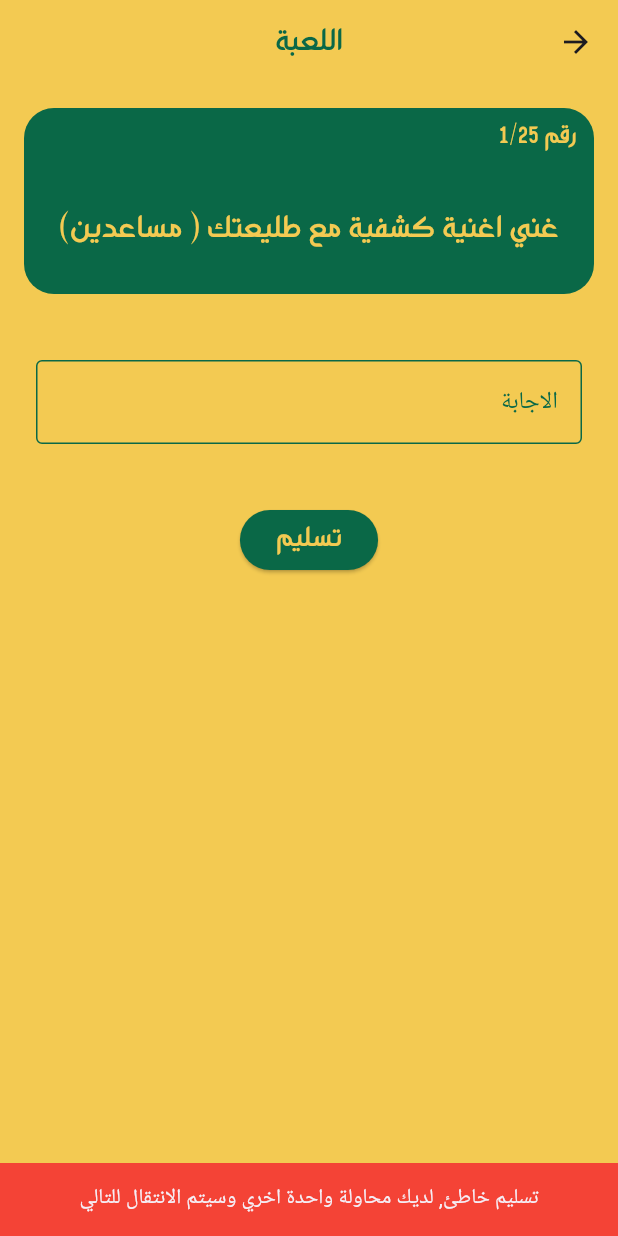
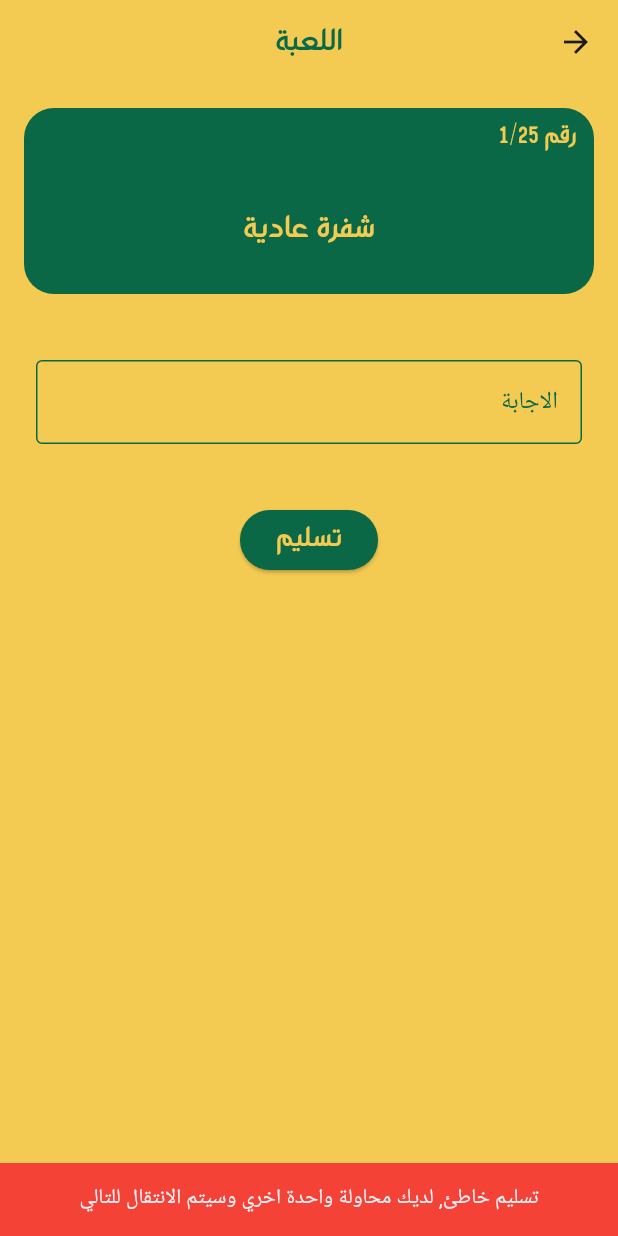
Before and after one commit to samuel2202-anis/The-Greatest-Patrol, a Flutter app: the QuizGame screen opened directly with empty values, after a tap on "تسليم", on a phone screen of 412 x 824 dp. Run offline on Flutter 3.47's test engine with Material 3 defaults, Android fonts, the phone set to English and light mode, and no system bars; our stand-ins replace cloud_firestore, firebase_core, flutter_countdown_timer, shared_preferences; accounts and stored records are empty.

Commit message:
feat:update questions

```diff
--- a/lib/questions.dart
+++ b/lib/questions.dart
@@ -1,30 +1,31 @@
 
 import 'package:den/functions.dart';
+const String commonHint = 'اذهب للمكان المخصص للعبة';
+  List<Question> questions = [
+    Question(question: 'شفرة عادية', answer: 'شفرة'),
+    Question(question: 'الف اغنية كشفية مع طليعتك', answer: 'اغنية كشفية',hint:commonHint),
+    Question(question: 'ما هي الدولة التي تم بها اخر مؤتمر كشفي عالمي', answer: 'مصر'),
+    Question(question: 'لعبة رمي الجولة', answer: 'رمي الجولة',hint:commonHint),
+    Question(question: 'متي تأسست الحركة الكشفية في مصر', answer: '1914',hint: 'اذكر السنة فقط'),
+    Question(question: 'عمل ( 15 ضغط فردي + 30 بطن فردي + عربية فول في دقيقة للطليعة)', answer: 'تمارين',hint:commonHint),
+    Question(question: 'من هي مؤسسة المرشدات ', answer: 'اغنيس بادن باول',hint: 'الاسم ثلاثي'),
+    Question(question: 'كيم تذوق ', answer: 'تذوق',hint:commonHint),
+    Question(question: 'كم عدد المصريين الحاصلين علي نوبل', answer: '4'),
+    Question(question: 'ربط الفولار بطريقتين مختلفتين ( اصغر فرد بالطليعة)', answer: 'ربط الفولار',hint:commonHint),
+    Question(question: 'شفرة عادية', answer: 'شفرة'),
+    Question(question: 'كيم شم', answer: 'شم',hint:commonHint),
+    Question(question: 'الفرق بين الشمال الحقيقي والشمال المغناطيسي', answer: '4',hint:"اذكر عدد الدرجات فقط"),
+    Question(question: 'لف ودوران وكورة', answer: 'لف ودوران وكورة',hint:commonHint),
+    Question(question: 'كم عضمة في جسم الانسان ', answer: '206',hint: 'اذكر العدد فقط'),
+    Question(question: 'رسم الزي الكشفي (تقسيمة الزي)', answer: 'رسم الزي',hint:commonHint),
+    Question(question: 'ماهي عدد المجالس بالفرقة ', answer: '3',hint: 'اذكر العدد فقط'),
+    Question(question: 'ارسم 5 اعلام لتاريخ مصر', answer: 'اعلام',hint:commonHint),
+    Question(question: 'اذكر اسم اول فارس بالحركة ', answer: 'دانيال',hint: 'الاسم الاول فقط'),
+    Question(question: 'كيم نظر', answer: 'نظر',hint:commonHint),
+    Question(question: 'شفرة عادية ', answer: 'شفرة'),
+    Question(question: 'رسم التسلسل الكشفي لحركة كشافة ومرشدات وادي النيل', answer: 'مصر',hint:commonHint),
+    Question(question: 'ماهي اسم الزهرة المستخدمة في علم وعد الفتيان ', answer: 'الزنيق',hint: 'اسم الزهرة فقط '),
+    Question(question: 'عمل رسالة بالسيمافور', answer: 'رسالة بالسيمافور',hint:commonHint),
+    Question(question: 'شفرة عادية', answer: 'شفرة'),
 
-  List<Question> questions = [
-    Question(question: 'غني اغنية كشفية مع طليعتك ( مساعدين)', answer: 'اغنية كشفية'),
-    Question(question: 'شفرة عادية', answer: 'شفرة'),
-    Question(question: 'ما هي االدولة التي تم بها اخر مؤتمر كشفي عالمي ( شفرة)', answer: 'الدولة'),
-    Question(question: 'متي تأسست الحركة الكشفية في مصر', answer: '1914'),
-    // Question(question: 'من هي مؤسسة المرشدات ', answer: 'أوليفير'),
-    // Question(question: 'عمل ( 15 ضغط فردي + 30 بطن فردي + عربية فول في دقيقة للطليعة) ( مساعدين)', answer: 'تمارين'),
-    // Question(question: 'كم عدد المصريين الحاصلين علي نوبل', answer: '4'),
-    // Question(question: 'لعبة رمي الجولة (مساعدين)', answer: 'رمي الجولة'),
-    // Question(question: 'شفرة عادية', answer: 'شفرة'),
-    // Question(question: 'كيم تذوق ( مساعدين)', answer: 'تذوق'),
-    // Question(question: 'كيم شم ( مساعدين)', answer: 'شم'),
-    // Question(question: 'الفرق بين الشمال الحقيقي والشمال المغناطيسي', answer: 'الفرق'),
-    // Question(question: 'لف ودوران وكورة ( مساعدين)', answer: 'لف ودوران وكورة'),
-    // Question(question: 'ربط الفولار بطريقتين مختلفتين ( اصغر فرد بالطليعة)(مساعدين)', answer: 'ربط الفولار'),
-    // Question(question: 'كم عضمة في جسم الانسان (206 عضمة) ( شفرة)', answer: '206'),
-    // Question(question: 'رسم الزي الكشفي ( مساعدين)', answer: 'رسم الزي'),
-    // Question(question: 'ماهي عدد المجالس بالفرقة ', answer: 'عدد المجالس'),
-    // Question(question: 'ارسم 5 اعلام لتاريخ مصر ( مساعدين)', answer: 'اعلام'),
-    // Question(question: 'اذكر اسم اول فارس بالحركة ', answer: 'اسم اول فارس'),
-    // Question(question: 'شفرة عادية ', answer: 'شفرة'),
-    // Question(question: 'ماهي اسم الزهرة المستخدمة في علم وعد الفتيان ', answer: 'اسم الزهرة'),
-    // Question(question: 'عمل رسالة بالسيمافور(مساعدين)', answer: 'رسالة بالسيمافور'),
-    // Question(question: 'ماهي المسافة بين العريف واول فرد في التفتيش', answer: 'المسافة'),
-    // Question(question: 'شفرة عادية', answer: 'شفرة'),
-    // Question(question: 'كيم نظر', answer: 'نظر'),
   ];
--- a/lib/widgets/game.dart
+++ b/lib/widgets/game.dart
@@ -29,7 +29,7 @@ class _QuizGameState extends State<QuizGame> {
     groupId = widget.groupId;
     teamId = widget.teamId;
     loadQuestionIndex();
-    saveALoadSecondChance();
+    saveALoadSecondChance(false);
   }
 
   void loadQuestionIndex() async {
@@ -41,15 +41,20 @@ class _QuizGameState extends State<QuizGame> {
       });
     }
   }
-  void saveALoadSecondChance() async {
+  void saveALoadSecondChance(bool save) async {
     SharedPreferences prefs = await SharedPreferences.getInstance();
-    await prefs.setBool('secondChance', secondChance);
+    debugPrint('saveSecondChance: $save');
+    if(save){
+      await prefs.setBool('secondChance', secondChance);
+    }else
+ {
     bool? savedSecondChance = prefs.getBool('secondChance');
     if (savedSecondChance != null) {
       setState(() {
         secondChance = savedSecondChance;
       });
-    }
+      print('secondChance: $secondChance');
+    }}
   }
 
   void saveQuestionIndex() async {
@@ -74,13 +79,14 @@ class _QuizGameState extends State<QuizGame> {
       );
       return;
     }
-    if (userAnswer.trim().toLowerCase() == questions[currentQuestionIndex].answer.trim().toLowerCase() || (userAnswer.startsWith('ZQ') && currentQuestionIndex % 2 == 0)) {
-      if(userAnswer.startsWith('ZQ')&& currentQuestionIndex % 2 == 0){
+
+    if (userAnswer.trim().toLowerCase() == questions[currentQuestionIndex].answer.trim().toLowerCase() || (userAnswer.startsWith('ZQ') && (currentQuestionIndex+1) % 2 == 0)) {
+      if(userAnswer.startsWith('ZQ')&& (currentQuestionIndex+1) % 2 == 0){
         final taskScore = int.parse(userAnswer[userAnswer.length - 1]);
         updateScore( groupId!, teamId!, taskScore, context);
       }else{
      updateScore( groupId!, teamId!, 10, context);} // Adjust parameters as needed
-     // saveQuestionIndex();
+      saveQuestionIndex();
       setState(() {
         if(currentQuestionIndex == questions.length - 1){
           saveFinish();
@@ -94,7 +100,7 @@ class _QuizGameState extends State<QuizGame> {
         }
         currentQuestionIndex++;
         secondChance = false;
-        saveALoadSecondChance();
+        saveALoadSecondChance(true);
         answerController.clear();
       });
     } else if (!secondChance) {
@@ -107,11 +113,11 @@ class _QuizGameState extends State<QuizGame> {
       );
       setState(() {
         secondChance = true;
-        saveALoadSecondChance();
+        saveALoadSecondChance(true);
         answerController.clear();
       });
     } else {
-     // saveQuestionIndex();
+      saveQuestionIndex();
       setState(() {
         if(currentQuestionIndex == questions.length - 1){
           saveFinish();
@@ -125,7 +131,7 @@ class _QuizGameState extends State<QuizGame> {
         }
         currentQuestionIndex++;
         secondChance = false;
-        saveALoadSecondChance();
+        saveALoadSecondChance(true);
         answerController.clear();
       });
     }
@@ -144,7 +150,11 @@ try{
     }
 
     int newScore = teamSnapshot.get('score') + scoreIncrease; // Ensure this line is correct
-    await teams.doc(teamId).update({'score': newScore}); // Ensure this line is correct
+    await teams.doc(teamId).update({'score': newScore});
+    Map<String, dynamic> data = teamSnapshot.data() as Map<String, dynamic>;
+    int gameScore = data.containsKey('gameScore') ? data['gameScore'] : 0;
+    gameScore += scoreIncrease;
+    await teams.doc(teamId).update({'gameScore': gameScore});
 }catch(e){
   print(e);
 }
```
